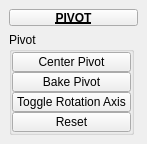
Before: the Qt Designer form tentacle/ui/3/pivot.ui in m3trik/tentacle, drawn with Qt 5.
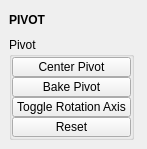
After: the same form once the commit is applied. Custom widgets are drawn as their Qt base class.

```diff
--- a/tentacle/ui/3/pivot.ui
+++ b/tentacle/ui/3/pivot.ui
@@ -10,7 +10,7 @@
     <x>0</x>
     <y>0</y>
     <width>147</width>
-    <height>141</height>
+    <height>146</height>
    </rect>
   </property>
   <property name="minimumSize">
@@ -40,32 +40,28 @@
   <widget class="QWidget" name="main_widget">
    <layout class="QVBoxLayout" name="verticalLayout_3">
     <item>
-     <widget class="PushButtonDraggable" name="draggable_header">
+     <widget class="Draggable_header" name="draggable_header">
       <property name="minimumSize">
        <size>
-        <width>19</width>
-        <height>17</height>
+        <width>0</width>
+        <height>22</height>
        </size>
       </property>
       <property name="maximumSize">
        <size>
-        <width>999</width>
-        <height>17</height>
+        <width>125</width>
+        <height>22</height>
        </size>
       </property>
       <property name="font">
        <font>
         <weight>75</weight>
         <bold>true</bold>
-        <underline>true</underline>
        </font>
       </property>
       <property name="text">
        <string>PIVOT</string>
       </property>
-      <property name="checkable">
-       <bool>true</bool>
-      </property>
      </widget>
     </item>
     <item>
@@ -255,16 +251,16 @@
   </widget>
  </widget>
  <customwidgets>
-  <customwidget>
-   <class>PushButtonDraggable</class>
-   <extends>QPushButton</extends>
-   <header>widgets.pushbuttondraggable.h</header>
-  </customwidget>
   <customwidget>
    <class>PushButton</class>
    <extends>QPushButton</extends>
    <header>widgets.pushbutton.h</header>
   </customwidget>
+  <customwidget>
+   <class>Draggable_header</class>
+   <extends>QLabel</extends>
+   <header>draggable_header.h</header>
+  </customwidget>
  </customwidgets>
  <resources/>
  <connections/>
```
